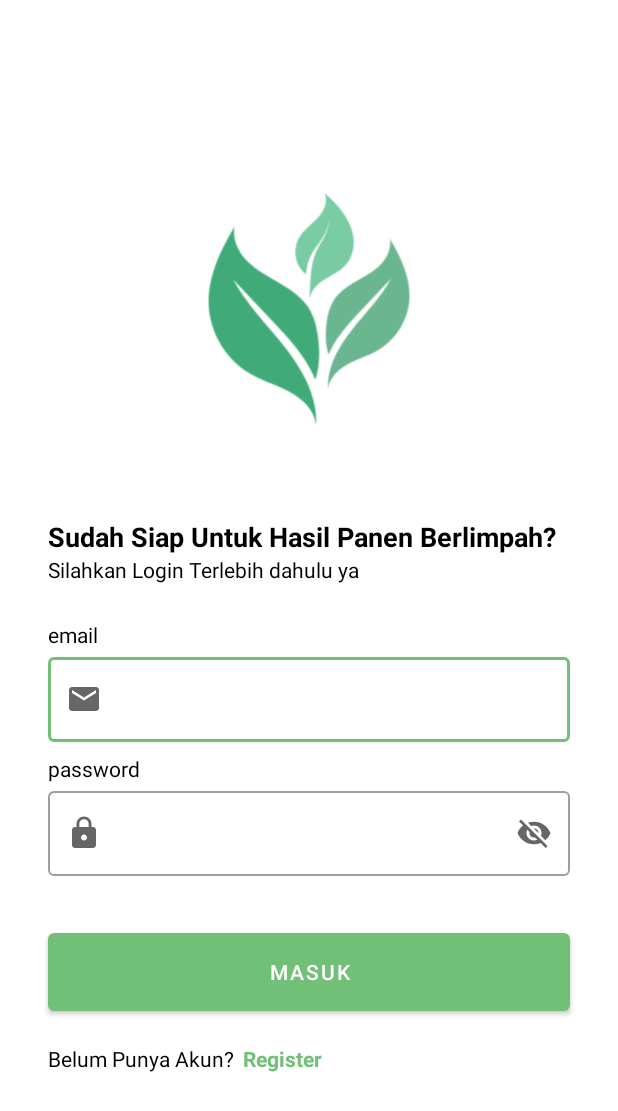
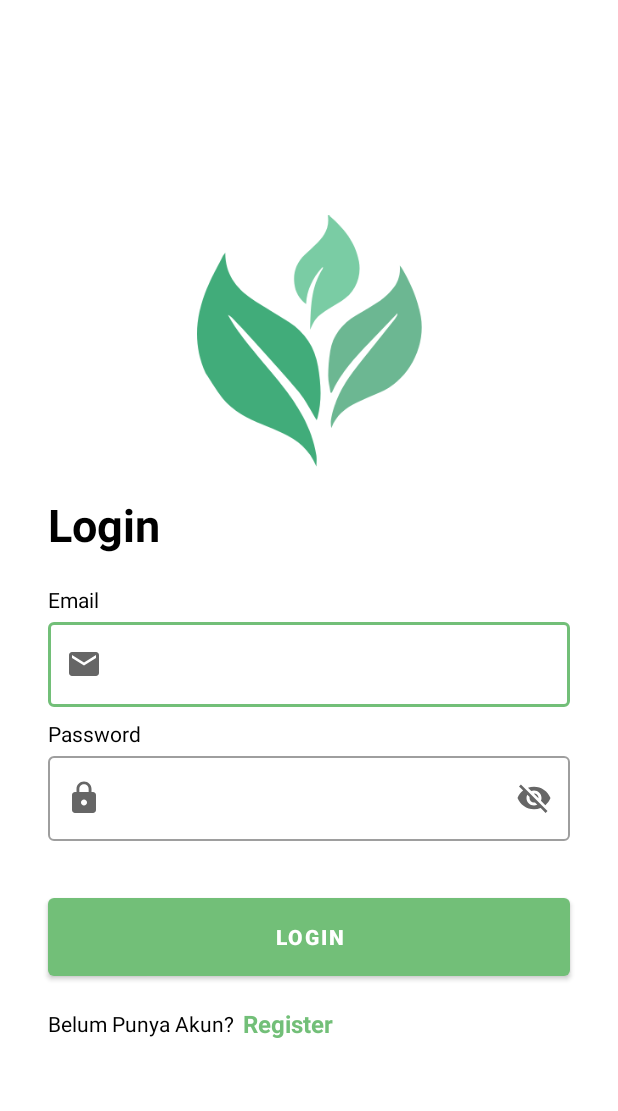
Before and after one commit to AkmalRendiansyah/Holti-Health, an Android app: the LoginActivity screen opened directly, with no data from a screen before it, after a tap on an icon or button, on a phone screen of 412 x 824 dp. Shown: the top 1111 px of the screen. Run offline under Robolectric (Android 15) with nearby library versions, the phone set to English and light mode, and no system bars; our stand-ins replace Firebase (no records; nobody signed in at launch, a user with empty details on screens opened directly).

Commit message:
Fix dark mode login/register

```diff
--- a/mobile-development/app/src/main/java/com/holtihealth/app/helper/InitialDataSource.kt
+++ b/mobile-development/app/src/main/java/com/holtihealth/app/helper/InitialDataSource.kt
@@ -7,7 +7,7 @@ object InitialDataSource {
     fun getArticles(): List<Article> {
         return listOf(
             Article(
-                title = "Penyakit Antraknos pada Cabai",
+                title = "Penyakit Antraknosa pada Cabai",
                 image = "https://www.infarm.co.id/uploads/article/Xgg0sUuJn8IqiQHSGgWonRojj31w7moyiXdSVLOa.jpg",
                 description = """
             Penyakit antraknos adalah salah satu penyakit yang paling merugikan pada tanaman cabai. Penyakit ini disebabkan oleh jamur dari genus Colletotrichum, yang dapat menyerang berbagai bagian tanaman, seperti buah, daun, dan batang. Antraknos dikenal karena kerusakannya yang signifikan, terutama pada buah cabai yang siap panen, sehingga dapat menyebabkan kerugian ekonomi yang besar bagi petani.
--- /dev/null
+++ b/mobile-development/app/src/main/java/com/holtihealth/app/ui/cutom/PasswordEditText.kt
@@ -0,0 +1,42 @@
+package com.dicoding.picodiploma.loginwithanimation.view.custom
+
+import android.content.Context
+import android.text.Editable
+import android.text.TextWatcher
+import android.util.AttributeSet
+import androidx.appcompat.widget.AppCompatEditText
+
+class PasswordEditText : AppCompatEditText {
+
+    constructor(context: Context) : super(context) {
+        init()
+    }
+
+    constructor(context: Context, attrs: AttributeSet) : super(context, attrs) {
+        init()
+    }
+
+    constructor(context: Context, attrs: AttributeSet, defStyleAttr: Int) : super(
+        context,
+        attrs,
+        defStyleAttr
+    ) {
+        init()
+    }
+
+    private fun init() {
+        addTextChangedListener(object : TextWatcher {
+            override fun beforeTextChanged(s: CharSequence?, start: Int, count: Int, after: Int) {}
+
+            override fun onTextChanged(s: CharSequence?, start: Int, before: Int, count: Int) {
+                if (s.toString().length < 8) {
+                    setError("Password tidak boleh kurang dari 8 karakter", null)
+                } else {
+                    error = null
+                }
+            }
+
+            override fun afterTextChanged(s: Editable?) {}
+        })
+    }
+}
--- a/mobile-development/app/src/main/java/com/holtihealth/app/ui/register/RegisterActivity.kt
+++ b/mobile-development/app/src/main/java/com/holtihealth/app/ui/register/RegisterActivity.kt
@@ -56,8 +56,8 @@ class RegisterActivity : AppCompatActivity() {
             binding.emailEditTextLayout.error = null
         }
 
-        if (password.isEmpty() || password.length < 6) {
-            binding.passwordEditTextLayout.error = "Password minimal 6 karakter"
+        if (password.isEmpty() || password.length < 8) {
+            binding.passwordEditTextLayout.error = "Password minimal 8 karakter"
             return false
         } else {
             binding.passwordEditTextLayout.error = null
--- a/mobile-development/app/src/main/java/com/holtihealth/app/ui/scan/ImageClassifierHelper.kt
+++ b/mobile-development/app/src/main/java/com/holtihealth/app/ui/scan/ImageClassifierHelper.kt
@@ -7,7 +7,7 @@ import android.net.Uri
 import android.util.Log
 import com.google.android.gms.tflite.client.TfLiteInitializationOptions
 import com.google.android.gms.tflite.gpu.support.TfLiteGpu
-import com.holtihealth.app.ml.ChiliDiseaseDetection
+import com.holtihealth.app.ml.ChiliDiseaseDetectionv22
 import org.tensorflow.lite.DataType
 import org.tensorflow.lite.support.tensorbuffer.TensorBuffer
 import org.tensorflow.lite.task.gms.vision.TfLiteVision
@@ -18,7 +18,7 @@ class ImageClassifierHelper(
     private val context: Context,
     private val classifierListener: ClassifierListener,
 ) {
-    private lateinit var model: ChiliDiseaseDetection
+    private lateinit var model: ChiliDiseaseDetectionv22
     private var isGPUSupported: Boolean = false
     private var isModelReady: Boolean = false
 
@@ -44,7 +44,7 @@ class ImageClassifierHelper(
 
     private fun setupModel() {
         try {
-            model = ChiliDiseaseDetection.newInstance(context)
+            model = ChiliDiseaseDetectionv22.newInstance(context)
             isModelReady = true
             Log.d(TAG, "Model berhasil diinisialisasi.")
         } catch (e: Exception) {
--- /dev/null
+++ b/mobile-development/app/src/main/res/drawable/logo_holti.xml
@@ -0,0 +1,15 @@
+<vector xmlns:android="http://schemas.android.com/apk/res/android"
+    android:width="165dp"
+    android:height="185dp"
+    android:viewportWidth="165"
+    android:viewportHeight="185">
+  <path
+      android:pathData="M6.21,115.53C-3.2,94.47 -1.17,73.78 7.31,53.38C10.66,45.32 15.03,37.69 18.96,29.87C19.29,29.21 19.8,28.65 20.73,27.32C20.63,42.72 28.34,52.86 39.65,60.79C43.83,63.73 48.27,66.3 52.61,69.01C57.62,72.15 62.71,75.16 67.66,78.39C79.32,86.03 86.32,96.72 88.69,110.51C90.85,123.07 91.73,135.58 88.45,148.08C88.22,148.96 87.9,149.8 87.75,150.27C83.49,143.38 79.84,135.77 74.62,129.45C63.84,116.38 52.28,103.95 40.94,91.35C35.84,85.68 30.52,80.21 25.26,74.68C24.56,73.94 23.66,73.38 22.64,72.98C28.9,84.45 37.19,94.33 45.46,104.23C56.92,117.93 68.99,131.17 77.46,147.11C82.29,156.22 85.96,165.72 87.5,175.95C87.86,178.33 87.56,180.82 87.56,184.26C82.62,171.85 73.63,164.75 62.76,159.68C58.03,157.48 53.17,155.53 48.33,153.55C37.17,148.98 26.47,143.54 18.69,134.06C14.04,128.4 10.41,121.89 6.21,115.53Z"
+      android:fillColor="#41AC7A"/>
+  <path
+      android:pathData="M146.14,72.57C139.71,79.33 133.31,86.12 126.84,92.83C115.99,104.07 105.33,115.44 98.86,130.01C98.54,130 98.22,130 97.9,130C97.3,125.87 96.19,121.75 96.2,117.62C96.23,111.62 96.69,105.57 97.65,99.64C99.54,87.85 106.39,79.39 116.5,73.36C122.46,69.8 128.56,66.45 134.28,62.54C137.61,60.26 140.61,57.32 143.23,54.23C147.25,49.49 149.35,43.88 148.7,36.72C149.6,37.93 150.16,38.54 150.56,39.24C156.8,50.15 161.89,61.45 164.1,74C168.02,96.22 155.04,120.79 134.26,129.8C128.62,132.24 122.95,134.6 117.38,137.18C108.9,141.12 101.89,146.65 98.51,156.05C97.63,151.96 98.22,147.76 100.58,140.42C104.63,127.83 112.12,117.28 120.29,107.12C128.41,97.01 136.5,86.87 144.58,76.72C145.35,75.75 145.92,74.62 146.8,73.2C147,72.48 146.99,72.12 146.97,71.77C146.7,72.04 146.42,72.3 146.14,72.57Z"
+      android:fillColor="#6CB792"/>
+  <path
+      android:pathData="M91.5,38.49C84.93,45.9 80.63,54.34 79.96,65.02C74.62,60.91 72.09,55.95 71.37,50.01C70.35,41.62 73.07,34.54 79.15,28.73C81.62,26.38 84.12,24.05 86.59,21.7C92.74,15.84 97.47,9.35 95.92,0.22C96.36,0.11 96.67,-0.06 96.76,0.02C107.41,9.16 116.17,19.5 118.78,33.91C120.85,45.32 115.8,56.84 105.84,62.89C101.95,65.26 98.01,67.54 94.22,70.06C87.91,74.25 86.18,76.43 82.93,83.87C83.41,67.95 83.35,52.84 92.14,39.07C92.34,38.4 92.34,38.1 92.33,37.8C92.06,38.03 91.78,38.26 91.5,38.49Z"
+      android:fillColor="#7ACCA4"/>
+</vector>
--- a/mobile-development/app/src/main/res/layout/activity_login.xml
+++ b/mobile-development/app/src/main/res/layout/activity_login.xml
@@ -2,68 +2,47 @@
 <androidx.constraintlayout.widget.ConstraintLayout xmlns:android="http://schemas.android.com/apk/res/android"
     xmlns:app="http://schemas.android.com/apk/res-auto"
     xmlns:tools="http://schemas.android.com/tools"
+    android:layout_width="match_parent"
+    android:layout_height="match_parent">
 
-    android:layout_width="match_parent"
-    android:layout_height="match_parent"
-    tools:context=".ui.login.LoginActivity">
     <ImageView
         android:id="@+id/imageView"
-        android:layout_width="0dp"
+        android:layout_width="150dp"
         android:layout_height="0dp"
         android:layout_marginStart="32dp"
         android:layout_marginEnd="32dp"
+        android:src="@drawable/logo_holti"
         app:layout_constraintBottom_toTopOf="@+id/guidelineHorizontal"
         app:layout_constraintEnd_toEndOf="parent"
         app:layout_constraintStart_toStartOf="parent"
         app:layout_constraintTop_toTopOf="@+id/guidelineHorizontal2"
-        app:srcCompat="@drawable/logo_welcome" />
+        app:layout_constraintVertical_bias="0.74" />
 
     <TextView
         android:id="@+id/titleTextView"
         android:layout_width="0dp"
         android:layout_height="wrap_content"
         android:layout_marginStart="32dp"
-        android:layout_marginTop="16dp"
         android:layout_marginEnd="32dp"
-
-        android:text="@string/sudah_siap_untuk_hasil_panen_berlimpah"
-        android:textColor="@color/black"
-        android:textSize="18sp"
+        android:text="@string/login"
+        android:textColor="?attr/colorOnSurface"
+        android:textSize="30sp"
         android:textStyle="bold"
         app:layout_constraintEnd_toEndOf="parent"
         app:layout_constraintHorizontal_bias="0.0"
         app:layout_constraintStart_toStartOf="parent"
-        app:layout_constraintTop_toTopOf="@+id/guidelineHorizontal"
-        />
-
-    <TextView
-        android:id="@+id/messageTextView"
-        android:layout_width="0dp"
-        android:layout_height="wrap_content"
-        android:layout_marginStart="32dp"
-        android:layout_marginEnd="32dp"
-
-        android:text="@string/silahkan_login_terlebih_dahulu_ya"
-        android:textColor="@color/black"
-        android:textSize="14sp"
-        app:layout_constraintEnd_toEndOf="parent"
-        app:layout_constraintHorizontal_bias="1.0"
-        app:layout_constraintStart_toStartOf="parent"
-        app:layout_constraintTop_toBottomOf="@+id/titleTextView"
-         />
+        app:layout_constraintTop_toTopOf="@+id/guidelineHorizontal" />
 
     <TextView
         android:id="@+id/emailTextView"
         android:layout_width="wrap_content"
         android:layout_height="wrap_content"
         android:layout_marginStart="32dp"
-        android:layout_marginTop="24dp"
-
+        android:layout_marginTop="20dp"
         android:text="@string/email"
-        android:textColor="@color/black"
+        android:textColor="?attr/colorOnSurface"
         app:layout_constraintStart_toStartOf="parent"
-        app:layout_constraintTop_toBottomOf="@+id/messageTextView"
-       />
+        app:layout_constraintTop_toBottomOf="@+id/titleTextView" />
 
     <com.google.android.material.textfield.TextInputLayout
         android:id="@+id/emailEditTextLayout"
@@ -76,12 +55,12 @@
         app:layout_constraintEnd_toEndOf="parent"
         app:layout_constraintStart_toStartOf="parent"
         app:layout_constraintTop_toBottomOf="@+id/emailTextView"
-        app:startIconDrawable="@drawable/ic_baseline_email_24" >
+        app:startIconDrawable="@drawable/ic_baseline_email_24">
 
-        <com.google.android.material.textfield.TextInputEditText
+        <com.holtihealth.app.ui.cutom.CustomEmailEditText
             android:id="@+id/emailEditText"
             android:layout_width="match_parent"
-            android:layout_height="wrap_content"
+            android:layout_height="match_parent"
             android:ems="10"
             android:inputType="textEmailAddress"
             tools:ignore="SpeakableTextPresentCheck" />
@@ -95,10 +74,9 @@
         android:layout_marginTop="8dp"
 
         android:text="@string/password"
-        android:textColor="@color/black"
+        android:textColor="?attr/colorOnSurface"
         app:layout_constraintStart_toStartOf="parent"
-        app:layout_constraintTop_toBottomOf="@+id/emailEditTextLayout"
-       />
+        app:layout_constraintTop_toBottomOf="@+id/emailEditTextLayout" />
 
     <com.google.android.material.textfield.TextInputLayout
         android:id="@+id/passwordEditTextLayout"
@@ -107,21 +85,19 @@
         android:layout_height="wrap_content"
         android:layout_marginStart="32dp"
         android:layout_marginEnd="32dp"
-
         app:endIconMode="password_toggle"
         app:layout_constraintEnd_toEndOf="parent"
         app:layout_constraintStart_toStartOf="parent"
         app:layout_constraintTop_toBottomOf="@+id/passwordTextView"
-        app:startIconDrawable="@drawable/ic_baseline_lock_24"
-       >
+        app:startIconDrawable="@drawable/ic_baseline_lock_24">
 
-        <com.google.android.material.textfield.TextInputEditText
+        <com.dicoding.picodiploma.loginwithanimation.view.custom.PasswordEditText
             android:id="@+id/passwordEditText"
             android:layout_width="match_parent"
-            android:layout_height="wrap_content"
+            android:layout_height="match_parent"
             android:ems="10"
             android:inputType="textPassword"
-            tools:ignore="SpeakableTextPresentCheck" />
+            tools:ignore="SpeakableTextPresentCheck"/>
     </com.google.android.material.textfield.TextInputLayout>
 
     <Button
@@ -131,22 +107,21 @@
         android:layout_marginStart="32dp"
         android:layout_marginTop="32dp"
         android:layout_marginEnd="32dp"
-
-
-        android:text="@string/masuk"
+        android:textStyle="bold"
+        android:text="@string/login"
         app:layout_constraintEnd_toEndOf="parent"
         app:layout_constraintStart_toStartOf="parent"
-        app:layout_constraintTop_toBottomOf="@+id/passwordEditTextLayout"
-         />
+        app:layout_constraintTop_toBottomOf="@+id/passwordEditTextLayout" />
+
     <TextView
         android:id="@+id/tvNoAkun"
         android:layout_width="wrap_content"
         android:layout_height="wrap_content"
+        android:layout_marginStart="32dp"
         android:layout_marginTop="16dp"
-        android:layout_marginStart="32dp"
         android:layout_marginEnd="8dp"
         android:text="Belum Punya Akun?"
-        android:textColor="@color/black"
+        android:textColor="?attr/colorOnSurface"
         android:textSize="14sp"
 
         app:layout_constraintStart_toStartOf="parent"
@@ -156,16 +131,15 @@
         android:id="@+id/tvRegister"
         android:layout_width="wrap_content"
         android:layout_height="wrap_content"
-        android:layout_marginTop="16dp"
-        android:layout_marginEnd="32dp"
+        android:layout_marginStart="6dp"
+        android:clickable="true"
         android:text="@string/register"
         android:textColor="@color/green"
-        android:textSize="14sp"
+        android:textSize="16sp"
         android:textStyle="bold"
-        android:clickable="true"
-        android:layout_marginStart="6dp"
+        app:layout_constraintBottom_toBottomOf="@+id/tvNoAkun"
         app:layout_constraintStart_toEndOf="@id/tvNoAkun"
-        app:layout_constraintTop_toBottomOf="@+id/loginButton" />
+        app:layout_constraintTop_toTopOf="@+id/tvNoAkun" />
 
 
     <androidx.constraintlayout.widget.Guideline
@@ -183,7 +157,7 @@
         android:layout_height="64dp"
         android:orientation="horizontal"
         app:layout_constraintEnd_toEndOf="parent"
-        app:layout_constraintGuide_percent="0.1"
-        app:layout_constraintStart_toStartOf="parent"/>
+        app:layout_constraintGuide_begin="126dp"
+        app:layout_constraintStart_toStartOf="parent" />
 
 </androidx.constraintlayout.widget.ConstraintLayout>
--- a/mobile-development/app/src/main/res/values/strings.xml
+++ b/mobile-development/app/src/main/res/values/strings.xml
@@ -30,13 +30,20 @@
     <string name="recent_diagnoze">Recent Diagnoze</string>
     <string name="belum_ada_history">Belum Ada History</string>
 
-    <string name="email">email</string>
+    <string name="email">Email</string>
     <string name="silahkan_login_terlebih_dahulu_ya">Silahkan Login Terlebih dahulu ya</string>
     <string name="sudah_siap_untuk_hasil_panen_berlimpah">Sudah Siap Untuk Hasil Panen Berlimpah?</string>
-    <string name="password">password</string>
+    <string name="password">Password</string>
     <string name="title_register">Lengkapi Data Dirimu Dibawah Ini ya</string>
     <string name="nama">Nama</string>
     <string name="home">Home</string>
+    <string name="hello">Apa Kabar!</string>
+    <string name="username">username</string>
+    <string name="kenali_penyakit_cabai_dengan_ai">Kenali penyakit cabai dengan AI</string>
+    <string name="mulai_kenali">Mari mulai kenali penyakit yang menyerang cabai anda.</string>
+    <string name="scan_now">Scan Sekarang</string>
+    <string name="login">Login</string>
+    <string name="invalid_email_error">Format email tidak sesuai</string>
 
 
 </resources>
--- a/mobile-development/app/src/main/res/xml/activity_welcome_scene.xml
+++ b/mobile-development/app/src/main/res/xml/activity_welcome_scene.xml
@@ -23,7 +23,7 @@
         <Constraint
             android:id="@+id/logoMenu1"
             android:layout_width="0dp"
-            android:layout_height="300dp"
+            android:layout_height="250dp"
             motion:layout_constraintBottom_toBottomOf="parent"
             motion:layout_constraintEnd_toEndOf="parent"
             motion:layout_constraintStart_toStartOf="parent"
@@ -102,7 +102,7 @@
         <Constraint
             android:id="@+id/logoMenu2"
             android:layout_width="0dp"
-            android:layout_height="300dp"
+            android:layout_height="250dp"
             motion:layout_constraintBottom_toBottomOf="parent"
             motion:layout_constraintVertical_bias="0.4"
             motion:layout_constraintTop_toTopOf="parent"
@@ -186,7 +186,7 @@
             android:id="@+id/logoMenu2"
             motion:layout_constraintEnd_toStartOf="parent" />
         <Constraint
-            android:layout_height="300dp"
+            android:layout_height="250dp"
             motion:layout_constraintTop_toTopOf="parent"
             motion:layout_constraintBottom_toBottomOf="parent"
             android:layout_width="0dp"
```
Also changed, not shown: mobile-development/app/src/main/java/com/holtihealth/app/ui/cutom/EmailEditText.kt (added, +48 -0 lines), mobile-development/app/src/main/java/com/holtihealth/app/ui/login/LoginActivity.kt (+8 -0 lines), mobile-development/app/src/main/res/layout/activity_register.xml (+32 -51 lines), mobile-development/app/src/main/res/layout/activity_welcome.xml (+12 -10 lines), mobile-development/app/src/main/res/layout/fragment_home.xml (+9 -8 lines), 1 other file. Lines whose indentation alone changed are shown as unchanged.
